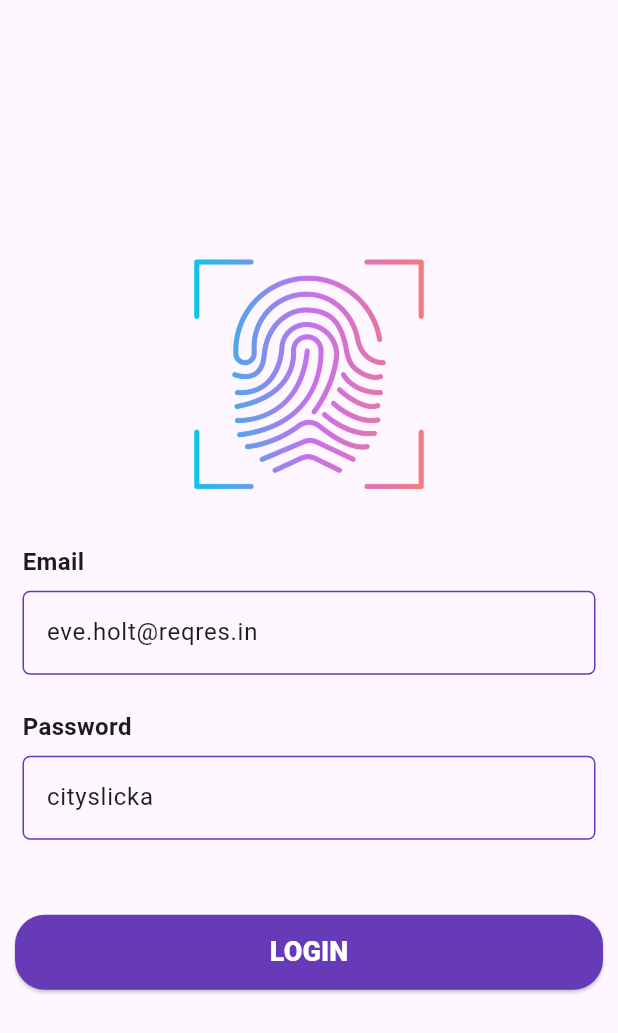
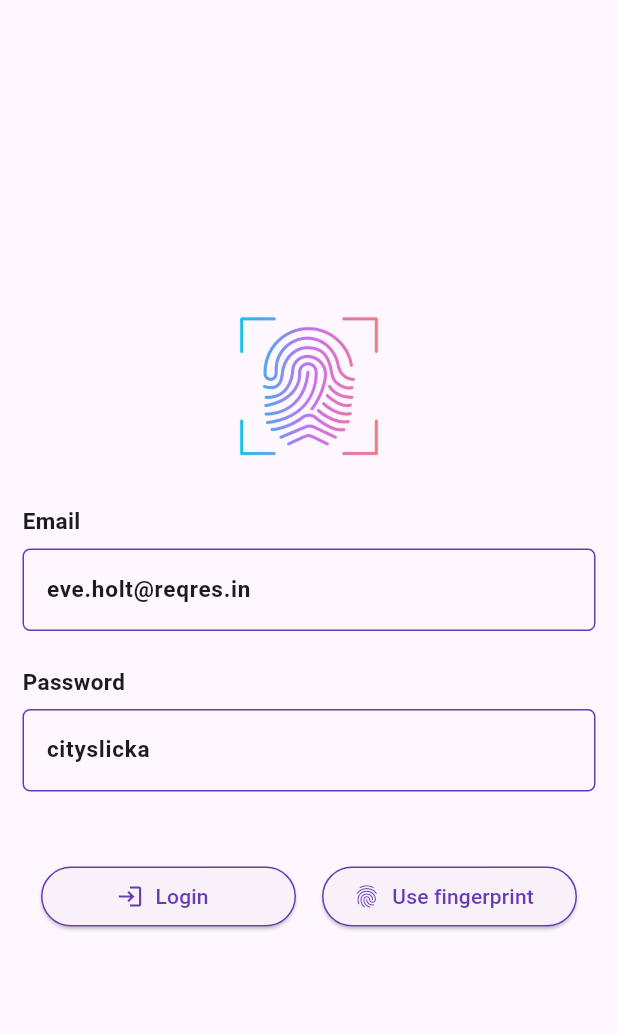
Before and after one commit to Maithili1997/biometric_authentication, a Flutter app: the screen it shows after launch, on a phone screen of 412 x 824 dp. Shown: the top 1033 px of the screen. Run offline on Flutter 3.47's test engine with Material 3 defaults, Android fonts, the phone set to English and light mode, and no system bars; our stand-ins replace get, local_auth.

Commit message:
login screen

```diff
--- a/lib/controllers/biometric_controller.dart
+++ b/lib/controllers/biometric_controller.dart
@@ -1,14 +1,9 @@
-
 import 'package:flutter/services.dart';
 import 'package:get/get.dart';
 import 'package:local_auth/local_auth.dart';
-
 import '../app_pages.dart';
 
-
-
 class BiometricController extends GetxController {
-
   final LocalAuthentication auth = LocalAuthentication();
   var isAuthenticated = false.obs;
   var failedAttempts = 0;
@@ -16,12 +11,12 @@ class BiometricController extends GetxController {
   Future<void> authenticate() async {
     bool isDeviceSupported = await auth.isDeviceSupported();
     bool canCheckBiometrics = await auth.canCheckBiometrics;
-    final List<BiometricType> availableBiometrics = await auth.getAvailableBiometrics();
+    final List<BiometricType> availableBiometrics = await auth
+        .getAvailableBiometrics();
 
     try {
       if (!isDeviceSupported) {
         Get.snackbar('Error', 'Device authentication not supported');
-      //  showFallback();
         return;
       }
 
@@ -31,26 +26,16 @@ class BiometricController extends GetxController {
           snackPosition: SnackPosition.TOP,
           'Info',
           'Authenticating using biometrics...',
-          // mainButton: TextButton(
-          //   style: TextButton.styleFrom(backgroundColor: Colors.indigo),
-          //   onPressed: () {
-          //     AppSettings.openAppSettings(type: AppSettingsType.generalSettings);
-          //   },
-          //   child: const Text('Open Settings', style: TextStyle(color: Colors.white)),
-          // )
-
         );
         didAuthenticate = await auth.authenticate(
           localizedReason:
-          'Authenticate to continue using biometrics or device credentials.',
+              'Authenticate to continue using\nbiometrics or device credentials.',
           options: const AuthenticationOptions(
-            biometricOnly: false, // allows system PIN/pattern fallback
+            biometricOnly: false,
             stickyAuth: true,
             useErrorDialogs: true,
           ),
         );
-      //  showFallback();
-       // return;
       } else {
         Get.snackbar(
           'Fallback',
@@ -62,29 +47,12 @@ class BiometricController extends GetxController {
           localizedReason:
               'Authenticate using your device PIN, pattern, or password.',
           options: const AuthenticationOptions(
-            biometricOnly: false, // direct system fallback
+            biometricOnly: false,
             stickyAuth: true,
             useErrorDialogs: true,
           ),
         );
-      // if(availableBiometrics.contains(BiometricType.face)){
-      //   Get.snackbar('Info', 'Face ID available — look at your device to authenticate');
-      //  // showFallback();
-      // }else if (availableBiometrics.contains(BiometricType.fingerprint)) {
-      //   Get.snackbar('Info', 'Fingerprint available — touch the sensor to authenticate');
-      // //  showFallback();
       }
-
-
-      // final bool didAuthenticate = await auth.authenticate(
-      //   localizedReason: 'Please authenticate using your fingerprint or face',
-      //   options: const AuthenticationOptions(
-      //     biometricOnly: true,
-      //     stickyAuth: true,
-      //   ),
-      // );
-
-
       if (didAuthenticate) {
         isAuthenticated.value = true;
         failedAttempts = 0;
@@ -112,15 +80,12 @@ class BiometricController extends GetxController {
           // showFallback();
         }
       }
-
     } on PlatformException catch (e) {
       Get.snackbar('Error', e.message ?? 'Something went wrong');
       await systemFallback();
       //  showFallback();
     }
-
   }
-
 
   Future<void> systemFallback() async {
     try {
@@ -137,5 +102,4 @@ class BiometricController extends GetxController {
       Get.snackbar('Error', 'Unable to open system authentication screen.');
     }
   }
-
 }
--- a/lib/controllers/login_controller.dart
+++ b/lib/controllers/login_controller.dart
@@ -1,5 +1,6 @@
 import 'dart:convert';
 
+import 'package:biometric_authentication/screens/dashboard_screen.dart';
 import 'package:flutter/cupertino.dart';
 import 'package:get/get.dart';
 import 'package:http/http.dart' as http;
@@ -12,11 +13,15 @@ class LoginController extends GetxController {
     final url = Uri.parse('https://reqres.in/api/login');
     final response = await http.post(
       url,
-      body: {'email': emailController.value, 'password': passwordController.value},
+      headers: {
+        'x-api-key': 'reqres-free-v1',
+      },
+      body: {'email': emailController.value.text, 'password': passwordController.value.text},
     );
 
     if (response.statusCode == 200) {
       final data = jsonDecode(response.body);
+      Get.offAll(DashboardScreenPage());
       return data.containsKey('token');
     } else {
       return false;
--- a/lib/screens/login_screen.dart
+++ b/lib/screens/login_screen.dart
@@ -1,6 +1,7 @@
 import 'package:flutter/material.dart';
 import 'package:get/get.dart';
 import '../app_pages.dart';
+import '../controllers/biometric_controller.dart';
 import '../controllers/login_controller.dart';
 
 class LoginScreenPage extends StatefulWidget {
@@ -17,6 +18,7 @@ class _LoginScreenPageState extends State<LoginScreenPage> {
   @override
   Widget build(BuildContext context) {
     final loginController = Get.put(LoginController());
+    final biometricController = Get.put(BiometricController());
     return Scaffold(
      body: Padding(
        padding: const EdgeInsets.symmetric(vertical: 10.0, horizontal: 10.0),
@@ -26,31 +28,32 @@ class _LoginScreenPageState extends State<LoginScreenPage> {
            mainAxisAlignment: MainAxisAlignment.center,
            crossAxisAlignment: CrossAxisAlignment.start,
            children: [
-             Center(child: Image.asset("assets/logo.png",scale: 3.0,)),
+             Center(child: Image.asset("assets/logo.png",scale: 5.0,)),
              SizedBox(height: 20.0,),
              Padding(
                padding: const EdgeInsets.symmetric(vertical: 8.0,horizontal: 5.0),
                child: Text(
                  "Email",
-                 style: TextStyle(fontSize: 16.0,fontWeight: FontWeight.w600),
+                 style: TextStyle(fontSize: 15.0,fontWeight: FontWeight.w600),
 
                ),
              ),
              Padding(
                padding: const EdgeInsets.symmetric(horizontal: 5.0),
                child: TextFormField(
+                 style: TextStyle(fontSize: 15.0,fontWeight: FontWeight.w600),
                  controller: loginController.emailController.value,
                  decoration: InputDecoration(
                    border: OutlineInputBorder(
-                       borderSide: BorderSide(color: Colors.deepPurple,width: 1),
+                       borderSide: BorderSide(color: Colors.deepPurple),
                        borderRadius: BorderRadius.all(Radius.circular(5.0))
                    ),
                    enabledBorder: const OutlineInputBorder(
-                     borderSide: BorderSide(color: Colors.deepPurple, width: 1),
+                     borderSide: BorderSide(color: Colors.deepPurple),
                      borderRadius: BorderRadius.all(Radius.circular(5.0)),
                    ),
                    focusedBorder: const OutlineInputBorder(
-                     borderSide: BorderSide(color: Colors.deepPurple, width: 1),
+                     borderSide: BorderSide(color: Colors.deepPurple),
                      borderRadius: BorderRadius.all(Radius.circular(5.0)),
                    ),
                  ),
@@ -61,47 +64,71 @@ class _LoginScreenPageState extends State<LoginScreenPage> {
                padding: const EdgeInsets.symmetric(vertical: 8.0, horizontal: 5.0),
                child: Text(
                  "Password",
-                 style: TextStyle(fontSize: 16.0,fontWeight: FontWeight.w600),
+                 style: TextStyle(fontSize: 15.0,fontWeight: FontWeight.w600),
                ),
              ),
              Padding(
                padding: const EdgeInsets.symmetric(horizontal: 5.0),
                child: TextFormField(
+                 style: TextStyle(fontSize: 15.0,fontWeight: FontWeight.w600),
                  controller: loginController.passwordController.value,
                  decoration: InputDecoration(
                    border: OutlineInputBorder(
-                     borderSide: BorderSide(color: Colors.deepPurple,width: 1),
+                     borderSide: BorderSide(color: Colors.deepPurple),
                      borderRadius: BorderRadius.all(Radius.circular(5.0))
                    ),
                    enabledBorder: const OutlineInputBorder(
-                     borderSide: BorderSide(color: Colors.deepPurple, width: 1),
+                     borderSide: BorderSide(color: Colors.deepPurple),
                      borderRadius: BorderRadius.all(Radius.circular(5.0)),
                    ),
                    focusedBorder: const OutlineInputBorder(
-                     borderSide: BorderSide(color: Colors.deepPurple, width: 1),
+                     borderSide: BorderSide(color: Colors.deepPurple),
                      borderRadius: BorderRadius.all(Radius.circular(5.0)),
                    ),
                  ),
                ),
              ),
              SizedBox(height: 50.0,),
-             SizedBox(
-               height: 50.0,
-               width: double.infinity,
-               child: ElevatedButton(
-                 style: ElevatedButton.styleFrom(
-                   foregroundColor: Colors.white,
-                   backgroundColor: Colors.deepPurple,
-                   shape:RoundedRectangleBorder(
-                     borderRadius:BorderRadius.circular(20.0)
+             Row(
+               mainAxisAlignment: MainAxisAlignment.spaceEvenly,
+               children: [
+                 SizedBox(
+                   height: 40.0,
+                   width: 170.0,
+                   child: ElevatedButton.icon(
+                     style: ElevatedButton.styleFrom(
+                       side: const BorderSide(
+                         color: Colors.deepPurple,
+                         width: 1,
+                       ),
+                     ),
+                     onPressed: (){
+                       loginController.login();
+                     },
+                     icon: const Icon(Icons.login_outlined, color: Colors.deepPurple),
+                     label: const Text('Login',style: TextStyle(color: Colors.deepPurple),),
+                   ),
+                 ),
+                 SizedBox(
+                   height: 40.0,
+                     width: 170.0,
+                   child:  ElevatedButton.icon(
+                     style: ElevatedButton.styleFrom(
+                       side: const BorderSide(
+                         color: Colors.deepPurple,
+                         width: 1,
+                       ),
+                     ),
+                     onPressed: (){
+                       biometricController.authenticate();
+                     },
+                     icon: const Icon(Icons.fingerprint, color: Colors.deepPurple),
+                     label: const Text('Use fingerprint',style: TextStyle(color: Colors.deepPurple),),
                    )
-                 ),
-                   onPressed: (){
-                     Get.offAllNamed(Routes.BIOMETRIC);
-                   },
-                   child: Text("LOGIN",style: TextStyle(fontSize: 18.0,fontWeight: FontWeight.w800),)
-               ),
+                 )
+               ],
              )
+
            ],
          ),
        ),
```
Lines whose indentation alone changed are shown as unchanged.
